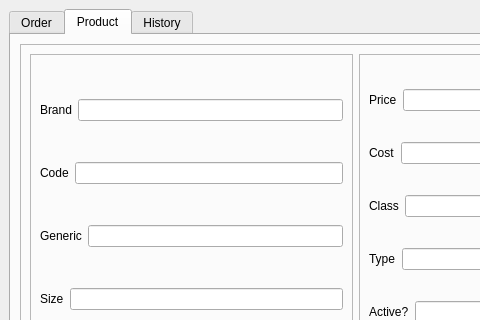
This is ui/design.ui in thisLexic/pharma-order as Qt 5 draws it before an edit; both pictures show x 0 to 480 and y 0 to 320 of the 817 by 658 pixel window. The edited form follows.
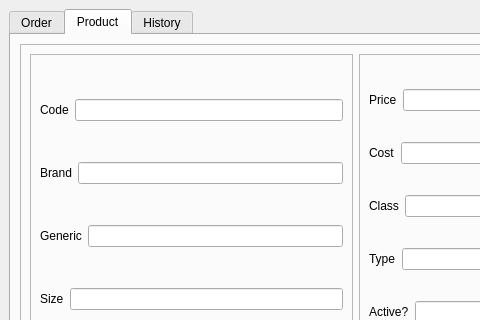
This is the edited form.

Commit message: added product add capability in UI

```diff
--- a/ui/design.ui
+++ b/ui/design.ui
@@ -1612,43 +1612,7 @@
               <enum>QFrame::Raised</enum>
              </property>
              <layout class="QGridLayout" name="gridLayout_9">
-              <item row="0" column="0">
-               <layout class="QHBoxLayout" name="container_brand_product">
-                <item>
-                 <widget class="QLabel" name="label_brand_product">
-                  <property name="text">
-                   <string>Brand</string>
-                  </property>
-                 </widget>
-                </item>
-                <item>
-                 <widget class="QLineEdit" name="value_brand_product">
-                  <property name="placeholderText">
-                   <string/>
-                  </property>
-                 </widget>
-                </item>
-               </layout>
-              </item>
-              <item row="1" column="0">
-               <layout class="QHBoxLayout" name="container_code_product">
-                <item>
-                 <widget class="QLabel" name="label_code_product">
-                  <property name="text">
-                   <string>Code</string>
-                  </property>
-                 </widget>
-                </item>
-                <item>
-                 <widget class="QLineEdit" name="value_code_product">
-                  <property name="placeholderText">
-                   <string/>
-                  </property>
-                 </widget>
-                </item>
-               </layout>
-              </item>
-              <item row="2" column="0">
+              <item row="3" column="0">
                <layout class="QHBoxLayout" name="container_generic_product">
                 <item>
                  <widget class="QLabel" name="label_generic_product">
@@ -1666,7 +1630,25 @@
                 </item>
                </layout>
               </item>
-              <item row="3" column="0">
+              <item row="1" column="0">
+               <layout class="QHBoxLayout" name="container_brand_product">
+                <item>
+                 <widget class="QLabel" name="label_brand_product">
+                  <property name="text">
+                   <string>Brand</string>
+                  </property>
+                 </widget>
+                </item>
+                <item>
+                 <widget class="QLineEdit" name="value_brand_product">
+                  <property name="placeholderText">
+                   <string/>
+                  </property>
+                 </widget>
+                </item>
+               </layout>
+              </item>
+              <item row="4" column="0">
                <layout class="QHBoxLayout" name="container_size_product">
                 <item>
                  <widget class="QLabel" name="label_size_product">
@@ -1684,6 +1666,24 @@
                 </item>
                </layout>
               </item>
+              <item row="0" column="0">
+               <layout class="QHBoxLayout" name="container_code_product">
+                <item>
+                 <widget class="QLabel" name="label_code_product">
+                  <property name="text">
+                   <string>Code</string>
+                  </property>
+                 </widget>
+                </item>
+                <item>
+                 <widget class="QLineEdit" name="value_code_product">
+                  <property name="placeholderText">
+                   <string/>
+                  </property>
+                 </widget>
+                </item>
+               </layout>
+              </item>
              </layout>
             </widget>
            </item>
```
Left out of the diff: 6 changed lines with no effect on the pictures. The commit also changes 3 other files.
